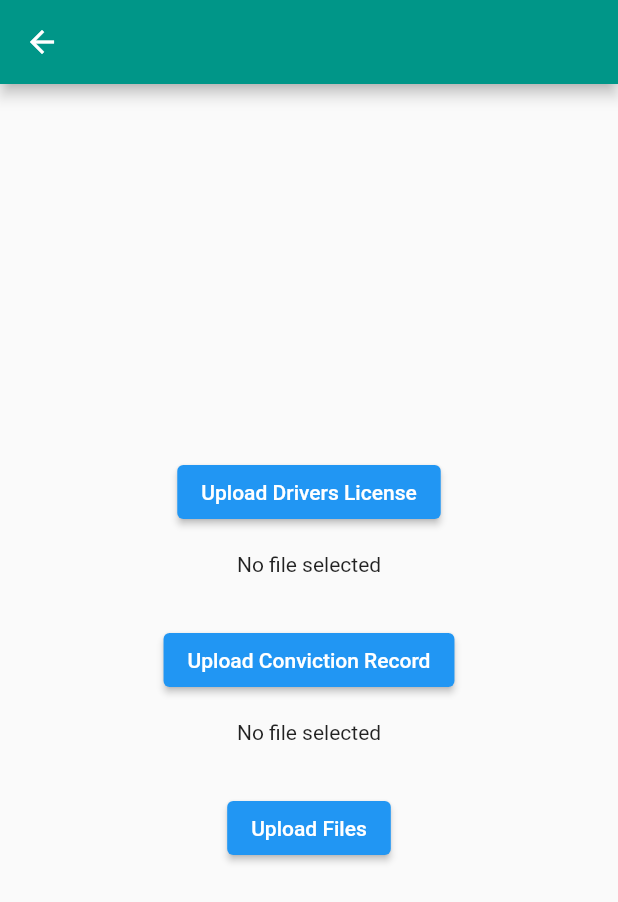
After one commit to amiriqbal647/speedyship, a Flutter app: the DocumentUploader screen opened directly, after a tap on "Upload Files", on a phone screen of 412 x 824 dp. The commit adds this screen. Shown: the top 902 px of the screen. Run offline on Flutter 3.47's test engine with Material 2 defaults, Android fonts, the phone set to English and light mode, and no system bars; our stand-ins replace cloud_firestore, file_picker, firebase_auth, firebase_core, firebase_storage, google_sign_in and 1 more; accounts and stored records are empty; network calls fail.

Commit message:
courier funtionality

```diff
--- a/lib/pages/auth.dart
+++ b/lib/pages/auth.dart
@@ -2,6 +2,7 @@ import 'package:flutter/material.dart';
 import 'package:firebase_auth/firebase_auth.dart';
 import 'package:firebase_core/firebase_core.dart';
 import 'package:cloud_firestore/cloud_firestore.dart';
+import 'package:speedyship/pages/courier/courier_main.dart';
 import 'package:speedyship/pages/introduction/login.dart';
 import 'package:speedyship/pages/homepage.dart';
 import 'package:speedyship/pages/introduction/signup.dart';
@@ -40,12 +41,12 @@ class AuthPage extends StatelessWidget {
                   } else if (role == 'user') {
                     return UserMainPage();
                   } else if (role == 'courier') {
-                    return SignupPage();
+                    return CourierMainPage();
                   } else {
                     return LoginPage();
                   }
                 } else {
-                  return SignupPage();
+                  return LoginPage();
                 }
               },
             );
--- /dev/null
+++ b/lib/pages/courier/courier_register.dart
@@ -0,0 +1,124 @@
+import 'dart:io';
+import 'package:flutter/material.dart';
+import 'package:file_picker/file_picker.dart';
+import 'package:firebase_auth/firebase_auth.dart';
+import 'package:firebase_storage/firebase_storage.dart';
+import 'package:cloud_firestore/cloud_firestore.dart';
+import 'package:path/path.dart';
+
+class DocumentUploader extends StatefulWidget {
+  @override
+  _DocumentUploaderState createState() => _DocumentUploaderState();
+}
+
+Future<void> addUserStatusPending(String userId) async {
+  await FirebaseFirestore.instance
+      .collection("users")
+      .doc(userId)
+      .update({"status": "pending"});
+}
+
+Future<String> getUserFullName(String uid) async {
+  String fullName = '';
+  try {
+    DocumentSnapshot userSnapshot =
+        await FirebaseFirestore.instance.collection('users').doc(uid).get();
+    Map<String, dynamic> userData = userSnapshot.data() as Map<String, dynamic>;
+    String firstName = userData['firstName'] as String;
+    String lastName = userData['lastName'] as String;
+    fullName = '$firstName $lastName';
+  } catch (error) {
+    print('Error getting user: $error');
+  }
+  return fullName;
+}
+
+class _DocumentUploaderState extends State<DocumentUploader> {
+  File? _file1;
+  File? _file2;
+
+  void _pickFile1() async {
+    FilePickerResult? result = await FilePicker.platform.pickFiles();
+
+    if (result != null) {
+      setState(() {
+        _file1 = File(result.files.single.path!);
+      });
+    }
+  }
+
+  void _pickFile2() async {
+    FilePickerResult? result = await FilePicker.platform.pickFiles();
+
+    if (result != null) {
+      setState(() {
+        _file2 = File(result.files.single.path!);
+      });
+    }
+  }
+
+  void _uploadFiles() async {
+    if (_file1 != null && _file2 != null) {
+      // Get the current user's ID and retrieve first name and last name from Firestore
+      final currentUser = FirebaseAuth.instance.currentUser;
+      final uid = currentUser!.uid;
+      final userDoc =
+          await FirebaseFirestore.instance.collection("users").doc(uid).get();
+      final firstName = userDoc.get("firstName");
+      final lastName = userDoc.get("lastName");
+
+      // Create a new folder for the user if it doesn't already exist
+      final folderRef = FirebaseStorage.instance
+          .ref()
+          .child("courier_records/$uid/$firstName" + "_" + "$lastName");
+
+      // Upload _file1 to Firebase Storage
+      final file1Name = basename(_file1!.path);
+      final file1Ref = folderRef.child(file1Name);
+      await file1Ref.putFile(_file1!);
+
+      // Upload _file2 to Firebase Storage
+      final file2Name = basename(_file2!.path);
+      final file2Ref = folderRef.child(file2Name);
+      await file2Ref.putFile(_file2!);
+
+      // Define uid before calling addUserStatusPending function
+      final usid = currentUser!.uid;
+      await addUserStatusPending(usid);
+    }
+  }
+
+  @override
+  Widget build(BuildContext context) {
+    return Scaffold(
+      appBar: AppBar(
+        backgroundColor: Colors.teal,
+      ),
+      body: Center(
+        child: Column(
+          mainAxisAlignment: MainAxisAlignment.center,
+          children: [
+            ElevatedButton(
+              onPressed: _pickFile1,
+              child: Text("Upload Drivers License"),
+            ),
+            SizedBox(height: 16),
+            _file1 == null ? Text("No file selected") : Text(_file1!.path),
+            SizedBox(height: 32),
+            ElevatedButton(
+              onPressed: _pickFile2,
+              child: Text("Upload Conviction Record"),
+            ),
+            SizedBox(height: 16),
+            _file2 == null ? Text("No file selected") : Text(_file2!.path),
+            SizedBox(height: 32),
+            ElevatedButton(
+              onPressed: _uploadFiles,
+              child: Text("Upload Files"),
+            ),
+          ],
+        ),
+      ),
+    );
+  }
+}
--- a/lib/pages/introduction/signup.dart
+++ b/lib/pages/introduction/signup.dart
@@ -12,6 +12,7 @@ import 'package:speedyship/components/date_picker.dart';
 import 'package:firebase_auth/firebase_auth.dart';
 import 'package:cloud_firestore/cloud_firestore.dart';
 import 'package:intl/intl.dart';
+import 'package:speedyship/pages/introduction/login.dart';
 import 'package:speedyship/services/auth_service.dart';
 import '../../components/image_picker.dart';
 import 'package:speedyship/services/auth_service.dart';
@@ -294,7 +295,8 @@ class _SignupPageState extends State<SignupPage> {
                   const SizedBox(width: 4),
                   InkWell(
                     onTap: () {
-                      Navigator.pop(context);
+                      Navigator.push(context,
+                          MaterialPageRoute(builder: (context) => LoginPage()));
                     },
                     child: const Text(
                       'Sign in now',
--- a/pubspec.yaml
+++ b/pubspec.yaml
@@ -8,6 +8,7 @@ environment:
 
 dependencies:
   cloud_firestore: ^4.5.2
+  file_picker: ^5.3.0
   firebase_auth: ^4.4.2
   firebase_core: ^2.10.0
   firebase_storage: ^11.1.1
```
Also changed, not shown: lib/pages/admin/admin_main.dart (+8 -0 lines), lib/pages/admin/courierDashboard.dart (+27 -12 lines), lib/pages/courier/UserFileListPage.dart (added, +54 -0 lines), lib/pages/courier/become_courier.dart (+10 -1 lines), lib/pages/courier/courier_main.dart (+9 -0 lines), lib/pages/courier/newcourierpage.dart (added, +143 -0 lines), pubspec.lock, 1 other file.
